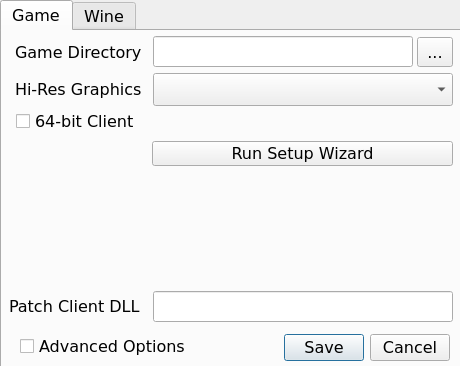
Above: OneLauncher/ui/winSettings.ui from JuneStepp/OneLauncher before the change. Below: the same form after it.
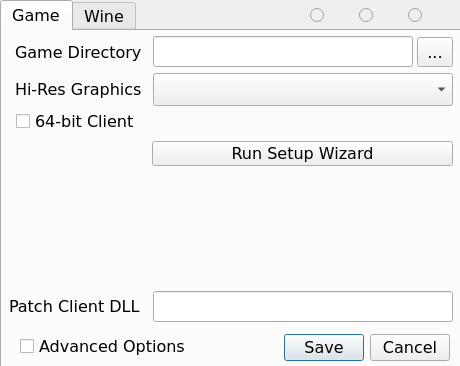
That is the form after the change.

Commit message: Redid language selection and adapted winSettings.ui for Windows

Diff of the .ui file:
```diff
--- a/OneLauncher/ui/winSettings.ui
+++ b/OneLauncher/ui/winSettings.ui
@@ -331,6 +331,57 @@
     <set>QDialogButtonBox::Cancel|QDialogButtonBox::Save</set>
    </property>
   </widget>
+  <widget class="QWidget" name="horizontalLayoutWidget">
+   <property name="geometry">
+    <rect>
+     <x>310</x>
+     <y>5</y>
+     <width>141</width>
+     <height>21</height>
+    </rect>
+   </property>
+   <layout class="QHBoxLayout" name="horizontalLayout">
+    <item>
+     <widget class="QRadioButton" name="btnEN">
+      <property name="enabled">
+       <bool>false</bool>
+      </property>
+      <property name="toolTip">
+       <string>&lt;html&gt;&lt;head/&gt;&lt;body&gt;&lt;p&gt;Language unavailable. It must be selected in the official launcher, so that the client_local_English.dat file can be downloaded.&lt;/p&gt;&lt;/body&gt;&lt;/html&gt;</string>
+      </property>
+      <property name="text">
+       <string/>
+      </property>
+     </widget>
+    </item>
+    <item>
+     <widget class="QRadioButton" name="btnDE">
+      <property name="enabled">
+       <bool>false</bool>
+      </property>
+      <property name="toolTip">
+       <string>&lt;html&gt;&lt;head/&gt;&lt;body&gt;&lt;p&gt;Language unavailable. It must be selected in the official launcher, so that the client_local_DE.dat file can be downloaded.&lt;/p&gt;&lt;/body&gt;&lt;/html&gt;</string>
+      </property>
+      <property name="text">
+       <string/>
+      </property>
+     </widget>
+    </item>
+    <item>
+     <widget class="QRadioButton" name="btnFR">
+      <property name="enabled">
+       <bool>false</bool>
+      </property>
+      <property name="toolTip">
+       <string>&lt;html&gt;&lt;head/&gt;&lt;body&gt;&lt;p&gt;Language unavailable. It must be selected in the official launcher, so that the client_local_FR.dat file can be downloaded.&lt;/p&gt;&lt;/body&gt;&lt;/html&gt;</string>
+      </property>
+      <property name="text">
+       <string/>
+      </property>
+     </widget>
+    </item>
+   </layout>
+  </widget>
   <zorder>tabWidget</zorder>
   <zorder>btnBoxOptions</zorder>
   <zorder>chkAdvanced</zorder>
```
Left out of the diff: 1 changed line with no effect on the pictures. The commit also changes 9 other files.
